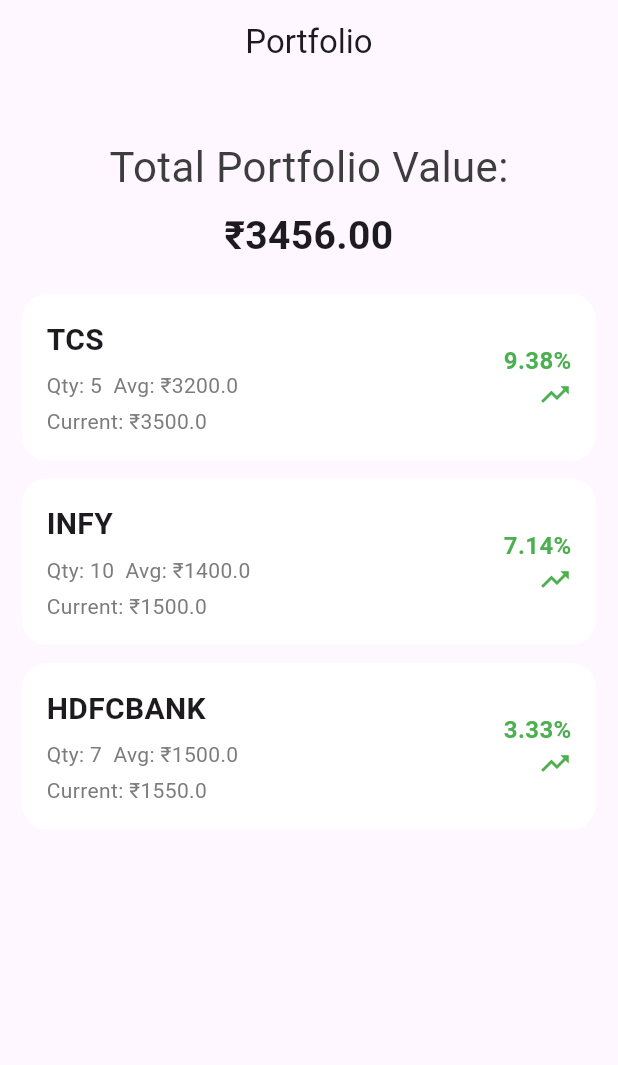
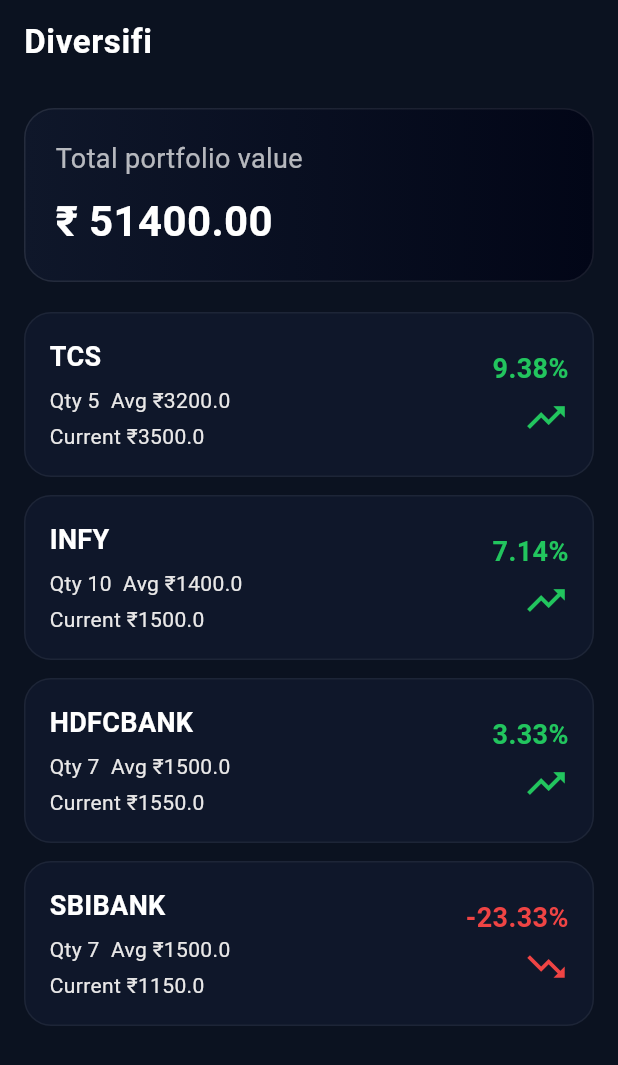
Before and after one commit to Pranjalbharat/diversifi_assigment, a Flutter app: the screen it shows after launch, on a phone screen of 412 x 824 dp. Shown: the top 1065 px of the screen. Run offline on Flutter 3.47's test engine with Material 3 defaults, Android fonts, the phone set to English and light mode, and no system bars.

Commit message:
Added the dark blue theme in portfolio Screen

```diff
--- a/lib/data/mock_data.dart
+++ b/lib/data/mock_data.dart
@@ -34,4 +34,16 @@
     insight:
         "HDFC Bank has seen gradual recovery driven by strong credit growth and improving asset quality.",
   ),
+
+  Stock(
+    symbol: "SBIBANK",
+    companyName: "SBI Bank Limited",
+    qty: 7,
+    avgPrice: 1500,
+    currentPrice: 1150,
+    changes: {"day": -0.35, "week": 0.9, "month": 2.2},
+    priceHistory: [1500, 1490, 1505, 1510, 1525, 1540, 1550],
+    insight:
+        "SBI Bank has seen gradual recovery driven by strong credit growth and improving asset quality.",
+  ),
 ];
--- a/lib/data/model.dart
+++ b/lib/data/model.dart
@@ -19,10 +19,15 @@
     required this.insight,
   });
 
-  double get investedValue => qty * avgPrice;
+  // double get investedValue => qty * avgPrice;
 
-  double get currentValue => qty * currentPrice;
+  // double get currentValue => qty * currentPrice;
 
-  double get pnlPercent =>
-      ((currentValue - investedValue) / investedValue) * 100;
+  // double get pnlPercent =>
+  //     ((currentValue - investedValue) / investedValue) * 100;
+
+  double get pnlPercentage {
+    if (avgPrice == 0) return 0.0;
+    return ((currentPrice - avgPrice) / avgPrice) * 100;
+  }
 }
--- a/lib/main.dart
+++ b/lib/main.dart
@@ -8,29 +8,11 @@
 class MyApp extends StatelessWidget {
   const MyApp({super.key});
 
-  // This widget is the root of your application.
   @override
   Widget build(BuildContext context) {
     return MaterialApp(
       title: 'Flutter Demo',
-      theme: ThemeData(
-        // This is the theme of your application.
-        //
-        // TRY THIS: Try running your application with "flutter run". You'll see
-        // the application has a purple toolbar. Then, without quitting the app,
-        // try changing the seedColor in the colorScheme below to Colors.green
-        // and then invoke "hot reload" (save your changes or press the "hot
-        // reload" button in a Flutter-supported IDE, or press "r" if you used
-        // the command line to start the app).
-        //
-        // Notice that the counter didn't reset back to zero; the application
-        // state is not lost during the reload. To reset the state, use hot
-        // restart instead.
-        //
-        // This works for code too, not just values: Most code changes can be
-        // tested with just a hot reload.
-        colorScheme: ColorScheme.fromSeed(seedColor: Colors.deepPurple),
-      ),
+      debugShowCheckedModeBanner: false,
       home: PortfolioScreen(),
     );
   }
--- a/lib/screens/portfolio_screen.dart
+++ b/lib/screens/portfolio_screen.dart
@@ -1,48 +1,33 @@
+import 'package:flutter/material.dart';
 import 'package:diversifi_assigment/data/mock_data.dart';
 import 'package:diversifi_assigment/widgets/stock_card.dart';
-import 'package:flutter/material.dart';
 
 class PortfolioScreen extends StatelessWidget {
   const PortfolioScreen({super.key});
-
   @override
   Widget build(BuildContext context) {
     return Scaffold(
-      appBar: AppBar(title: Text("Portfolio"), centerTitle: true),
+      backgroundColor: const Color(0xFF0B1220),
+      appBar: AppBar(
+        backgroundColor: Colors.transparent,
+        elevation: 0,
+        title: const Text(
+          "Diversifi",
+          style: TextStyle(
+            fontWeight: FontWeight.w600,
+            letterSpacing: 0.4,
+            color: Colors.white,
+          ),
+        ),
+      ),
+
       body: Padding(
-        padding: const EdgeInsets.all(15.0),
+        padding: const EdgeInsets.all(16),
         child: Column(
-          crossAxisAlignment: CrossAxisAlignment.center,
+          crossAxisAlignment: CrossAxisAlignment.start,
           children: [
-            Container(
-              width: double.infinity,
-              padding: const EdgeInsets.all(20),
-              decoration: BoxDecoration(
-                borderRadius: BorderRadius.circular(16),
-              ),
-              child: Column(
-                crossAxisAlignment: CrossAxisAlignment.center,
-                children: [
-                  const Text(
-                    "Total Portfolio Value:",
-                    style: TextStyle(
-                      fontSize: 28,
-                      color: Color.fromARGB(255, 61, 61, 61),
-                    ),
-                  ),
-                  const SizedBox(height: 8),
-                  Text(
-                    "₹3456.00",
-                    style: const TextStyle(
-                      fontSize: 26,
-                      fontWeight: FontWeight.bold,
-                    ),
-                    textAlign: TextAlign.center,
-                  ),
-                ],
-              ),
-            ),
-
+            _totValueWidget(),
+            const SizedBox(height: 20),
             Expanded(
               child: ListView.separated(
                 itemCount: mockStocks.length,
@@ -57,4 +42,45 @@
       ),
     );
   }
+
+  Widget _totValueWidget() {
+    final totalValue = getTotalPortfolioValue();
+    return Container(
+      width: double.infinity,
+      padding: const EdgeInsets.all(20),
+      decoration: BoxDecoration(
+        borderRadius: BorderRadius.circular(20),
+        gradient: const LinearGradient(
+          colors: [Color(0xFF0F172A), Color(0xFF020617)],
+        ),
+        border: Border.all(color: Colors.white.withOpacity(0.09)),
+      ),
+      child: Column(
+        crossAxisAlignment: CrossAxisAlignment.start,
+        children: [
+          const Text(
+            "Total portfolio value",
+            style: TextStyle(fontSize: 18, color: Colors.white70),
+          ),
+          const SizedBox(height: 8),
+          Text(
+            "₹ ${totalValue.toStringAsFixed(2)}",
+            style: const TextStyle(
+              fontSize: 28,
+              fontWeight: FontWeight.bold,
+              color: Colors.white,
+            ),
+          ),
+        ],
+      ),
+    );
+  }
+
+  double getTotalPortfolioValue() {
+    double total = 0;
+    for (var stock in mockStocks) {
+      total += stock.qty * stock.currentPrice;
+    }
+    return total;
+  }
 }
--- a/lib/widgets/stock_card.dart
+++ b/lib/widgets/stock_card.dart
@@ -8,68 +8,75 @@
 
   @override
   Widget build(BuildContext context) {
-    final isProfit = stock.pnlPercent >= 0;
+    final isProfit = stock.pnlPercentage >= 0;
 
     return Container(
       padding: const EdgeInsets.all(16),
       decoration: BoxDecoration(
-        color: Colors.white,
-        borderRadius: BorderRadius.circular(16),
+        color: const Color(0xFF0F172A),
+        borderRadius: BorderRadius.circular(18),
+        border: Border.all(color: Colors.white.withOpacity(0.06)),
       ),
       child: Row(
         mainAxisAlignment: MainAxisAlignment.spaceBetween,
-        children: [
-          /// Left side
-          Column(
+        children: [_buildStockInfo(), _buildPnlSection(isProfit)],
+      ),
+    );
+  }
+
+  _buildStockInfo() {
+    return Column(
       crossAxisAlignment: CrossAxisAlignment.start,
       children: [
         Text(
           stock.symbol,
           style: const TextStyle(
-                  fontSize: 20,
-                  fontWeight: FontWeight.bold,
+            fontSize: 18,
+            fontWeight: FontWeight.w600,
+            color: Colors.white,
           ),
         ),
         const SizedBox(height: 6),
         Text(
-                "Qty: ${stock.qty}  Avg: ₹${stock.avgPrice}",
+          "Qty ${stock.qty}  Avg ₹${stock.avgPrice}",
           style: const TextStyle(
             fontSize: 14,
-                  color: Color.fromARGB(255, 124, 124, 124),
+            color: Color.fromARGB(255, 233, 232, 232),
+            fontWeight: FontWeight.w400,
           ),
         ),
         const SizedBox(height: 4),
         Text(
-                "Current: ₹${stock.currentPrice}",
+          "Current ₹${stock.currentPrice}",
           style: const TextStyle(
             fontSize: 14,
-                  color: Color.fromARGB(255, 124, 124, 124),
+            color: Color.fromARGB(255, 233, 232, 232),
+            fontWeight: FontWeight.w400,
           ),
         ),
       ],
-          ),
+    );
+  }
 
-          /// Right side (PnL)
-          Column(
+  _buildPnlSection(bool isProfit) {
+    return Column(
       crossAxisAlignment: CrossAxisAlignment.end,
       children: [
         Text(
-                "${stock.pnlPercent.toStringAsFixed(2)}%",
+          "${stock.pnlPercentage.toStringAsFixed(2)}%",
           style: TextStyle(
-                  fontSize: 16,
+            fontSize: 18,
             fontWeight: FontWeight.bold,
-                  color: isProfit ? Colors.green : Colors.red,
+            color: isProfit ? const Color(0xFF22C55E) : const Color(0xFFEF4444),
           ),
         ),
+        const SizedBox(height: 4),
         Icon(
           isProfit ? Icons.trending_up : Icons.trending_down,
-                color: isProfit ? Colors.green : Colors.red,
-                size: 22,
+          size: 30,
+          color: isProfit ? const Color(0xFF22C55E) : const Color(0xFFEF4444),
         ),
       ],
-          ),
-        ],
-      ),
     );
   }
 }
```
Lines whose indentation alone changed are shown as unchanged.
